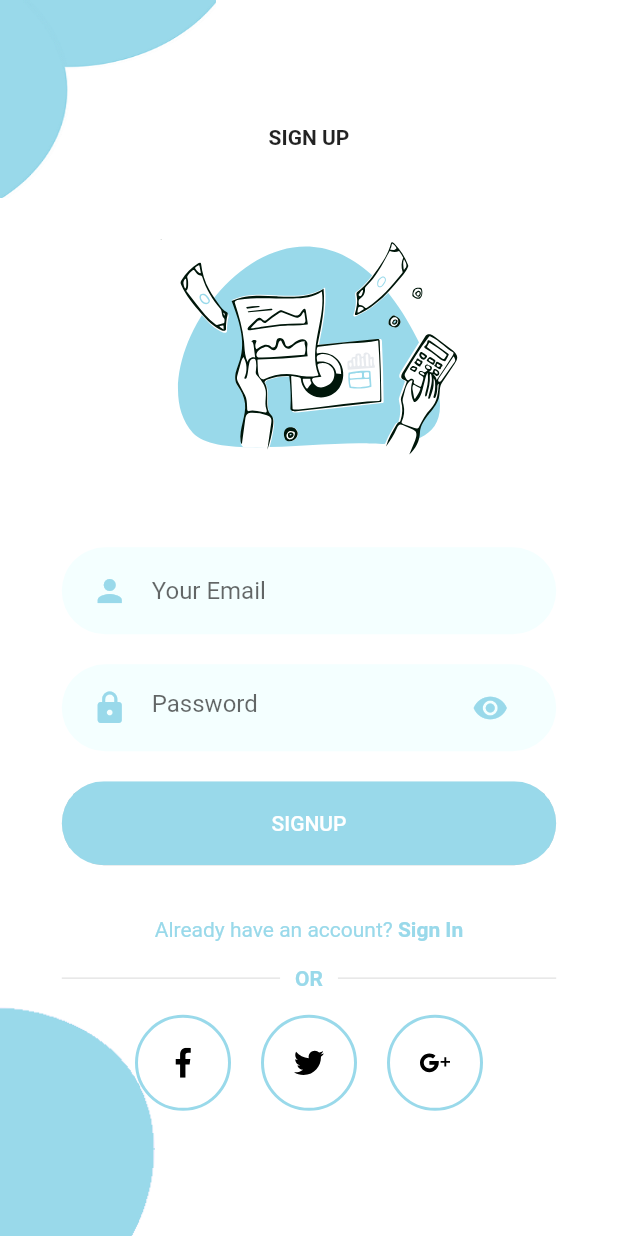
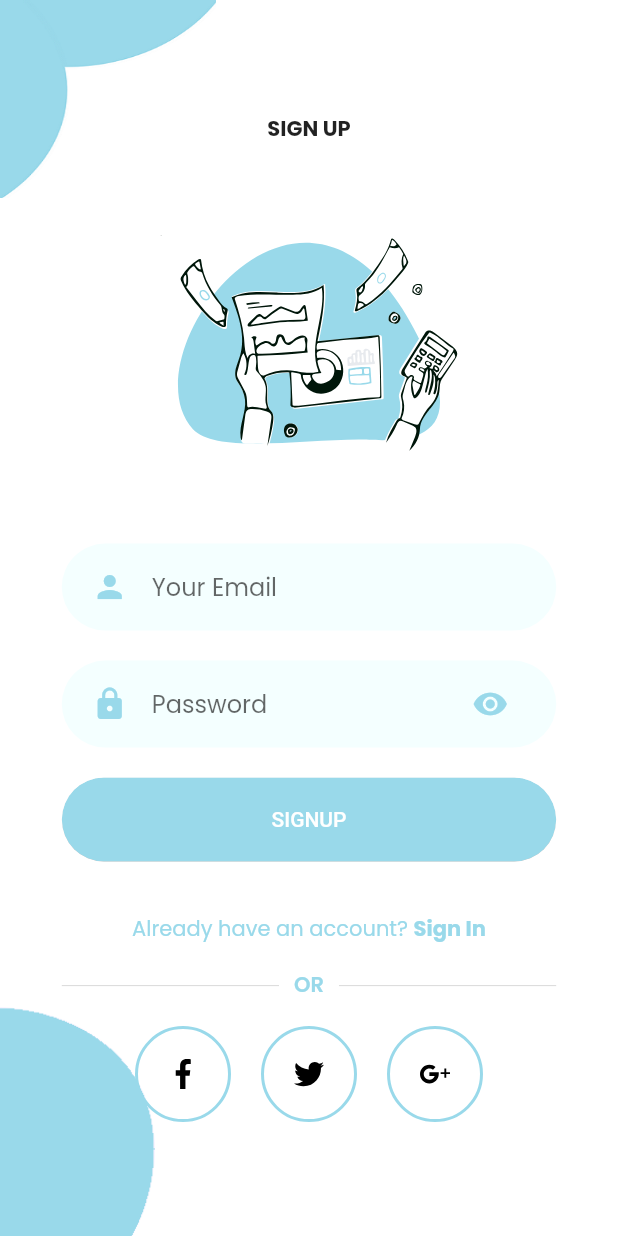
Before and after one commit to Aziz8860/Submission-Flutter-Kelas-Dasar, a Flutter app: the screen it shows after launch, after a tap on "SIGN UP", on a phone screen of 412 x 824 dp. Run offline on Flutter 3.47's test engine with Material 2 defaults, Android fonts, the phone set to English and light mode, and no system bars; our stand-ins replace flutter_svg, google_fonts.

Commit message:
update commit

```diff
--- a/lib/Screens/Details/details_screen.dart
+++ b/lib/Screens/Details/details_screen.dart
@@ -88,7 +88,7 @@ class _DetailsScreenState extends State<DetailsScreen> {
             child: Padding(
               padding: const EdgeInsets.all(defaultPadding),
               child: Text(
-                "Cabbage (comprising several cultivars of Brassica oleracea) is a leafy green, red (purple), or white (pale green) biennial plant grown as an annual vegetable crop for its dense-leaved heads. It is descended from the wild cabbage (B. oleracea var. oleracea)",
+                "Manfaat vitamin cecara umum untuk kesehatan tubuh sangat beragam. Vitamin sendiri memiliki fungsi yang membantu mengatur metabolisme, mencegah penyakit kronis, memelihara nafsu makan, kesehatan mental dan kekebalan tubuh. ",
                 style: TextStyle(
                   color: Color(0xFFBDBDBD),
                   height: 1.8,
@@ -114,7 +114,7 @@ class _DetailsScreenState extends State<DetailsScreen> {
         style: TextStyle(color: Colors.black),
       ),
       actions: [
-        FavBtn(radius: 20),
+        Expanded(child: FavBtn(radius: 20)),
         SizedBox(width: defaultPadding),
       ],
     );
--- a/lib/Screens/Home/components/product_card.dart
+++ b/lib/Screens/Home/components/product_card.dart
@@ -1,7 +1,6 @@
 import 'package:vitamins_app/components/fav_btn.dart';
 import 'package:vitamins_app/components/price.dart';
 import 'package:vitamins_app/models/Product.dart';
-import 'package:vitamins_app/screens/Details/details_screen.dart';
 import 'package:flutter/material.dart';
 
 import '../../../constants.dart';
@@ -51,7 +50,7 @@ class ProductCard extends StatelessWidget {
               mainAxisAlignment: MainAxisAlignment.spaceBetween,
               children: [
                 Price(amount: "10.000"),
-                FavBtn(),
+                Expanded(child: FavBtn()),
               ],
             )
           ],
--- a/lib/Screens/Home/home_screen.dart
+++ b/lib/Screens/Home/home_screen.dart
@@ -2,8 +2,7 @@ import 'package:flutter/material.dart';
 import 'package:vitamins_app/constants.dart';
 import 'package:vitamins_app/controllers/home_controller.dart';
 import 'package:vitamins_app/models/Product.dart';
-import 'package:vitamins_app/screens/Details/details_screen.dart';
-import 'package:vitamins_app/screens/home/components/cart_detailsview_card.dart';
+import 'package:vitamins_app/Screens/Details/details_screen.dart';
 import 'components/cart_details_view.dart';
 import 'components/cart_short_view.dart';
 import 'components/header.dart';
--- a/lib/Screens/Signup/signup_screen.dart
+++ b/lib/Screens/Signup/signup_screen.dart
@@ -1,5 +1,5 @@
 import 'package:flutter/material.dart';
-import 'package:vitamins_app/Screens/SignUp/components/body.dart';
+import 'package:vitamins_app/Screens/Signup/components/body.dart';
 
 class SignUpScreen extends StatelessWidget {
   @override
--- a/lib/Screens/Welcome/components/body.dart
+++ b/lib/Screens/Welcome/components/body.dart
@@ -7,6 +7,8 @@ import 'package:vitamins_app/constants.dart';
 import 'package:flutter_svg/svg.dart';
 
 class Body extends StatelessWidget {
+  const Body({Key? key}) : super(key: key);
+
   @override
   Widget build(BuildContext context) {
     Size size = MediaQuery.of(context).size;
@@ -30,9 +32,7 @@ class Body extends StatelessWidget {
               press: () {
                 Navigator.push(
                   context,
-                  MaterialPageRoute(
-                    builder: (context) => LoginScreen()
-                  ),
+                  MaterialPageRoute(builder: (context) => LoginScreen()),
                 );
               },
             ),
@@ -43,9 +43,7 @@ class Body extends StatelessWidget {
               press: () {
                 Navigator.push(
                   context,
-                  MaterialPageRoute(
-                    builder: (context) => SignUpScreen()
-                  ),
+                  MaterialPageRoute(builder: (context) => SignUpScreen()),
                 );
               },
             ),
--- a/lib/main.dart
+++ b/lib/main.dart
@@ -1,7 +1,6 @@
 import 'package:flutter/material.dart';
 import 'package:vitamins_app/constants.dart';
-import 'package:vitamins_app/screens/Welcome/welcome_screen.dart';
-// import 'package:vitamins_app/screens/home/home_screen.dart';
+import 'package:vitamins_app/Screens/Welcome/welcome_screen.dart';
 import 'package:google_fonts/google_fonts.dart';
 
 void main() {
@@ -20,17 +19,16 @@ class MyApp extends StatelessWidget {
       theme: ThemeData(
         primaryColor: kPrimaryColor,
         scaffoldBackgroundColor: Colors.white,
-        // textTheme: GoogleFonts.poppinsTextTheme(Theme.of(context).textTheme),
-        // elevatedButtonTheme: ElevatedButtonThemeData(
-        //   style: TextButton.styleFrom(
-        //     padding: EdgeInsets.all(defaultPadding * 0.75),
-        //     shape: StadiumBorder(),
-        //     backgroundColor: primaryColor,
-        //   ),
-        // ),
+        textTheme: GoogleFonts.poppinsTextTheme(Theme.of(context).textTheme),
+        elevatedButtonTheme: ElevatedButtonThemeData(
+          style: TextButton.styleFrom(
+            padding: EdgeInsets.all(defaultPadding * 0.75),
+            shape: StadiumBorder(),
+            backgroundColor: primaryColor,
+          ),
+        ),
       ),
       home: WelcomeScreen(),
-      // home: HomeScreen(),
     );
   }
 }
--- a/lib/models/Product.dart
+++ b/lib/models/Product.dart
@@ -6,7 +6,7 @@ class Product {
 
 List<Product> demo_products = [
   Product(title: "Redoxon Strip 1 Box", image: "assets/images/img_1.png"),
-  Product(title: "Bezom-Zet 10 Kaplet", image: "assets/images/img_2.png"),
+  Product(title: "Becom-Zet 10 Kaplet", image: "assets/images/img_2.png"),
   Product(title: "Prove D3-1000 IU 10 Tab", image: "assets/images/img_3.png"),
   Product(title: "Neurobion Forte 10 Tablet", image: "assets/images/img_4.png"),
   Product(title: "Becom-C 10 Kaplet", image: "assets/images/img_5.png"),
```
